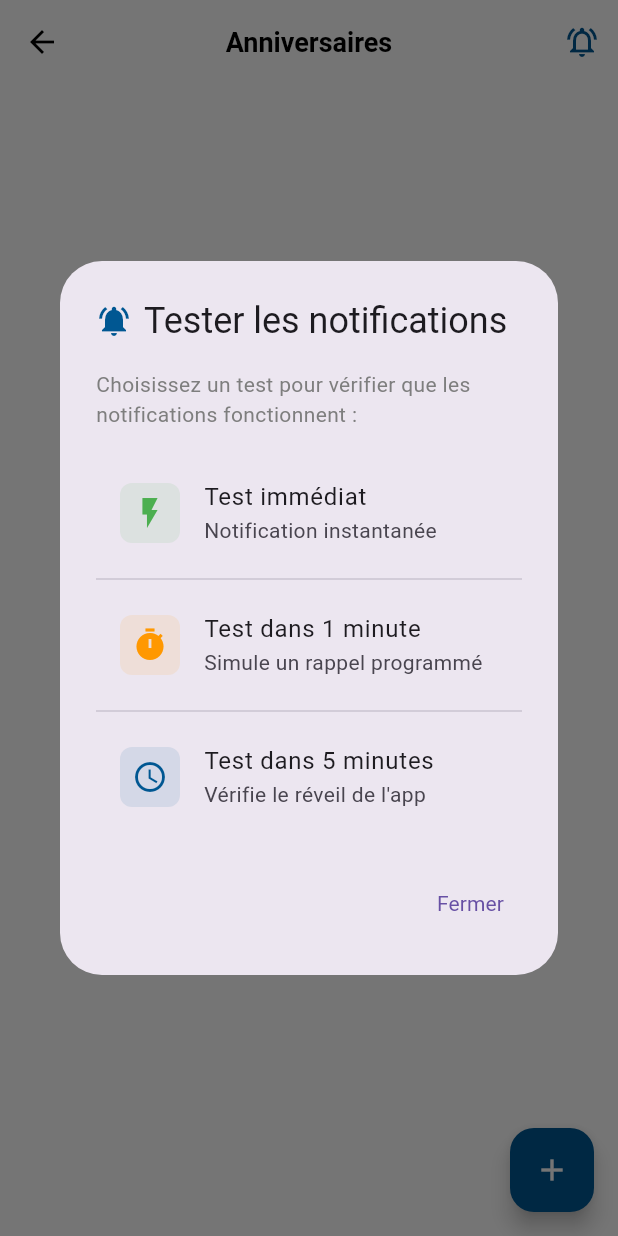
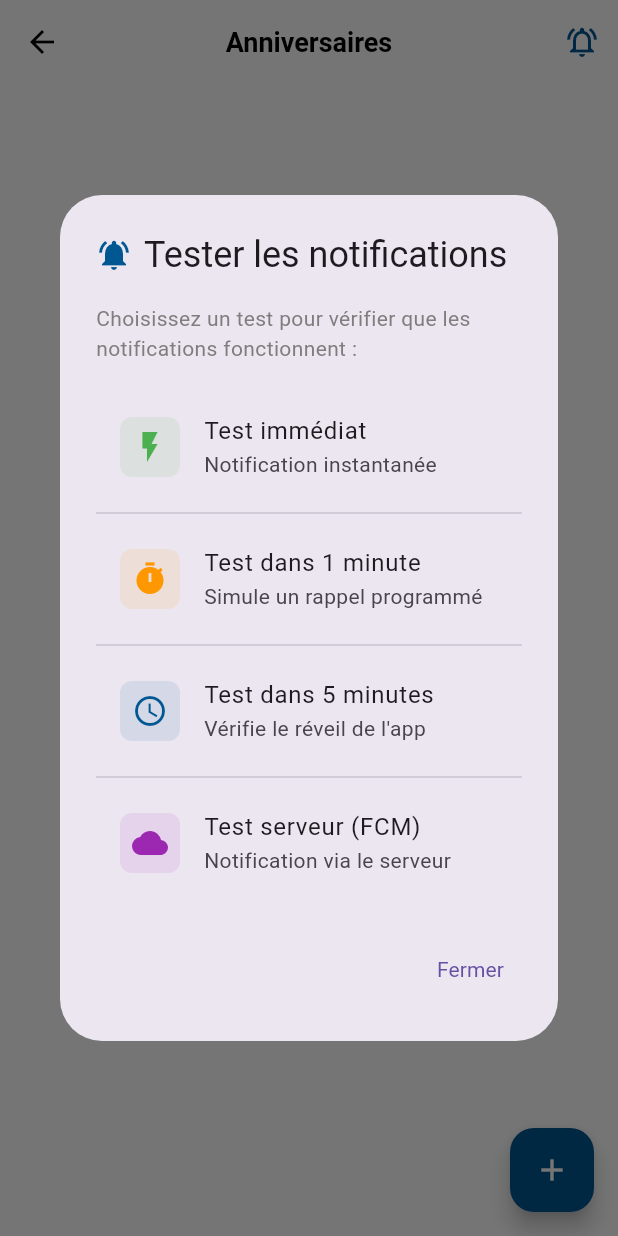
Before and after one commit to Honorine684/supriz-mobile, a Flutter app: the BirthdaysListScreen screen opened directly, after a tap on the "notifications active" icon, on a phone screen of 412 x 824 dp. Run offline on Flutter 3.47's test engine with Material 3 defaults, Android fonts, the phone set to English and light mode, and no system bars; our stand-ins replace audioplayers, cached_network_image, connectivity_plus, firebase_core, firebase_messaging, flutter_cache_manager and 17 more; accounts and stored records are empty; network calls fail.

Commit message:
Feat: Amélioration notifications anniversaire
- Programmation rappels au démarrage et après connexion
- Test notification serveur FCM
- Initialisation timezone correcte

Co-Authored-By: Claude Opus 4.5 <noreply@anthropic.com>

```diff
--- a/lib/main.dart
+++ b/lib/main.dart
@@ -44,6 +44,10 @@ void main() async {
   await notificationService.initializeNotifications();
   await notificationService.initializeTimezone();
   await notificationService.requestPermission(); // Demander les permissions
+
+  // Programmer tous les rappels d'anniversaire au démarrage
+  // (au cas où l'app a été fermée ou le téléphone redémarré)
+  notificationService.scheduleAllBirthdayReminders();
 
   runApp(const Supriz());
 }
--- a/lib/screens/birthdays/birthdays_list_screen.dart
+++ b/lib/screens/birthdays/birthdays_list_screen.dart
@@ -259,6 +259,32 @@ class _BirthdaysListScreenState extends State<BirthdaysListScreen> {
                 }
               },
             ),
+            Divider(),
+            // Test serveur (FCM)
+            ListTile(
+              leading: Container(
+                padding: EdgeInsets.all(8),
+                decoration: BoxDecoration(
+                  color: Colors.purple.withValues(alpha: 0.1),
+                  borderRadius: BorderRadius.circular(8),
+                ),
+                child: Icon(Icons.cloud, color: Colors.purple),
+              ),
+              title: Text('Test serveur (FCM)'),
+              subtitle: Text('Notification via le serveur'),
+              onTap: () async {
+                Navigator.pop(context);
+                final result = await BirthdayService.testServerNotification();
+                if (mounted) {
+                  ScaffoldMessenger.of(context).showSnackBar(
+                    SnackBar(
+                      content: Text(result['message'] ?? (result['success'] ? 'Notification envoyée' : 'Échec')),
+                      backgroundColor: result['success'] ? Colors.purple : Colors.red,
+                    ),
+                  );
+                }
+              },
+            ),
           ],
         ),
         actions: [
--- a/lib/screens/splash/splash_screen.dart
+++ b/lib/screens/splash/splash_screen.dart
@@ -53,6 +53,7 @@ class _SplashScreenState extends State<SplashScreen> {
     else {
       // Programmer les rappels d'anniversaire
       final notificationService = NotificationService();
+      await notificationService.initializeTimezone();
       notificationService.scheduleAllBirthdayReminders();
 
       Navigator.pushReplacement(
```
Also changed, not shown: lib/services/auth_service.dart (+28 -0 lines), lib/services/birthday_service.dart (+35 -0 lines).
